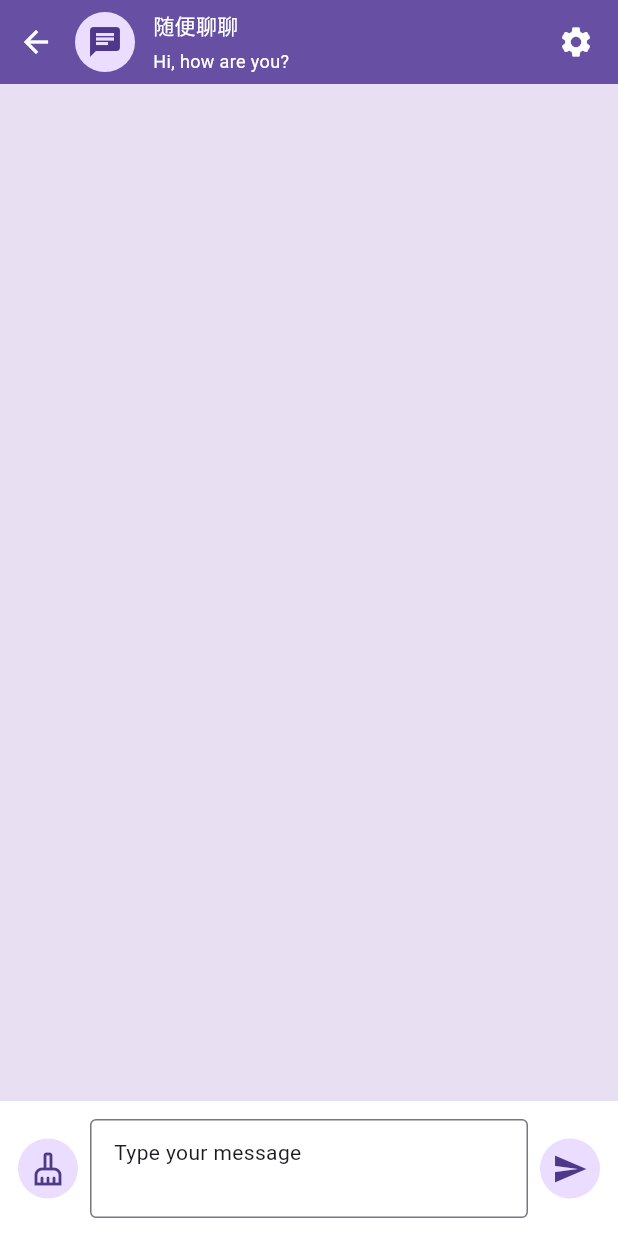
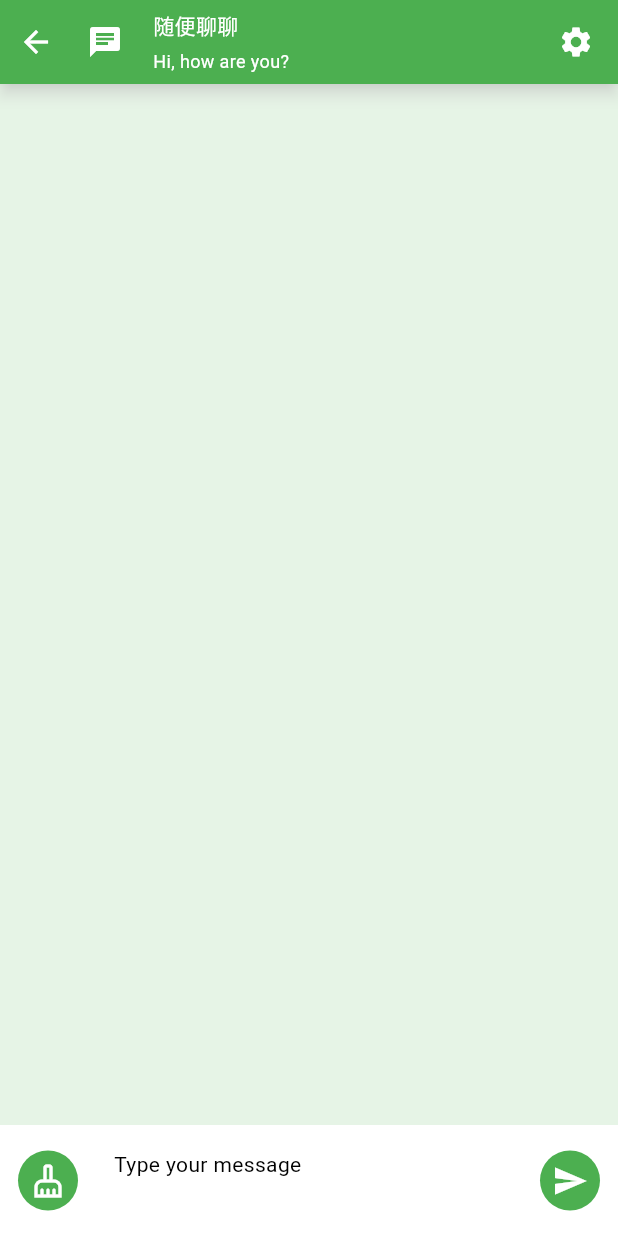
Before and after one commit to gusibi/moli_ai, a Flutter app: the PalmChatScreen screen opened directly, on a phone screen of 412 x 824 dp. Run offline on Flutter 3.47's test engine with Material 2 defaults, Android fonts, the phone set to English and light mode, and no system bars; our stand-ins replace flutter_spinkit.

Commit message:
Optimize page style

```diff
--- a/lib/main.dart
+++ b/lib/main.dart
@@ -33,7 +33,11 @@
         )
       ],
       child: MaterialApp(
-        theme: ThemeData.light(useMaterial3: true),
+        debugShowCheckedModeBanner: false,
+        theme: ThemeData(
+          useMaterial3: true,
+          colorScheme: ColorScheme.fromSwatch(primarySwatch: Colors.green),
+        ),
         home: const RootPage(),
       ),
     );
--- a/lib/screens/chat_list_screen.dart
+++ b/lib/screens/chat_list_screen.dart
@@ -21,9 +21,9 @@
 }
 
 class _ChatListScreenState extends State<ChatListScreen> {
-  late final _colorScheme = Theme.of(context).colorScheme;
-  late final _backgroundColor = Color.alphaBlend(
-      _colorScheme.primary.withOpacity(0.14), _colorScheme.surface);
+  // late final _colorScheme = Theme.of(context).colorScheme;
+  // late final _backgroundColor = Color.alphaBlend(
+  //     _colorScheme.primary.withOpacity(0.14), _colorScheme.surface);
 
   @override
   Widget build(BuildContext context) {
--- a/lib/screens/palm_chat_screen.dart
+++ b/lib/screens/palm_chat_screen.dart
@@ -23,6 +23,7 @@
   bool _isTyping = false;
   List<TextChatModel> chatList = [];
   late final _colorScheme = Theme.of(context).colorScheme;
+
   late final _backgroundColor = Color.alphaBlend(
       _colorScheme.primary.withOpacity(0.14), _colorScheme.surface);
 
@@ -53,9 +54,10 @@
     log("title: $chatTitle");
     return Scaffold(
       appBar: AppBar(
-        elevation: 0,
+        elevation: 4,
         automaticallyImplyLeading: false,
         backgroundColor: _colorScheme.primary,
+        shadowColor: Colors.white,
         flexibleSpace: SafeArea(
           child: Container(
             padding: const EdgeInsets.only(right: 16),
@@ -113,7 +115,8 @@
         onTap: () => _hideKeyboard(context),
         child: Container(
           color: _backgroundColor,
-          child: SafeArea(
+          child: Align(
+              alignment: Alignment.bottomLeft,
               child: Column(
                 children: [
                   Flexible(
--- a/lib/screens/setting_screen.dart
+++ b/lib/screens/setting_screen.dart
@@ -13,6 +13,7 @@
 
 class _SettingScreenState extends State<SettingScreen> {
   late final _colorScheme = Theme.of(context).colorScheme;
+
   late final _backgroundColor = Color.alphaBlend(
       _colorScheme.primary.withOpacity(0.14), _colorScheme.surface);
 
@@ -38,6 +39,8 @@
         ),
         centerTitle: true,
         backgroundColor: _colorScheme.primary,
+        shadowColor: Colors.white,
+        elevation: 4,
       ),
       body: GestureDetector(
         onTap: () => _hideKeyboard(context),
--- a/lib/widgets/form_widget.dart
+++ b/lib/widgets/form_widget.dart
@@ -100,7 +100,7 @@
       // height: 60,
       child: Container(
         decoration: const BoxDecoration(color: Colors.white),
-        padding: const EdgeInsets.fromLTRB(12, 12, 12, 12),
+        padding: const EdgeInsets.fromLTRB(12, 4, 12, 4),
         child: Row(
           crossAxisAlignment: CrossAxisAlignment.center,
           children: [
--- a/lib/widgets/text_widget.dart
+++ b/lib/widgets/text_widget.dart
@@ -19,7 +19,7 @@
       message,
       // textAlign: TextAlign.right,
       style: TextStyle(
-        color: color ?? Colors.white,
+        color: color ?? Colors.red,
         fontSize: fontSize,
         fontWeight: fontWeight ?? FontWeight.normal,
       ),
@@ -45,7 +45,7 @@
     return Text(
       message,
       style: TextStyle(
-        color: color ?? Colors.white,
+        color: color ?? Colors.blue,
         fontSize: fontSize,
         fontWeight: fontWeight ?? FontWeight.normal,
       ),
```
Also changed, not shown: 1 other file. Lines whose indentation alone changed are shown as unchanged.
